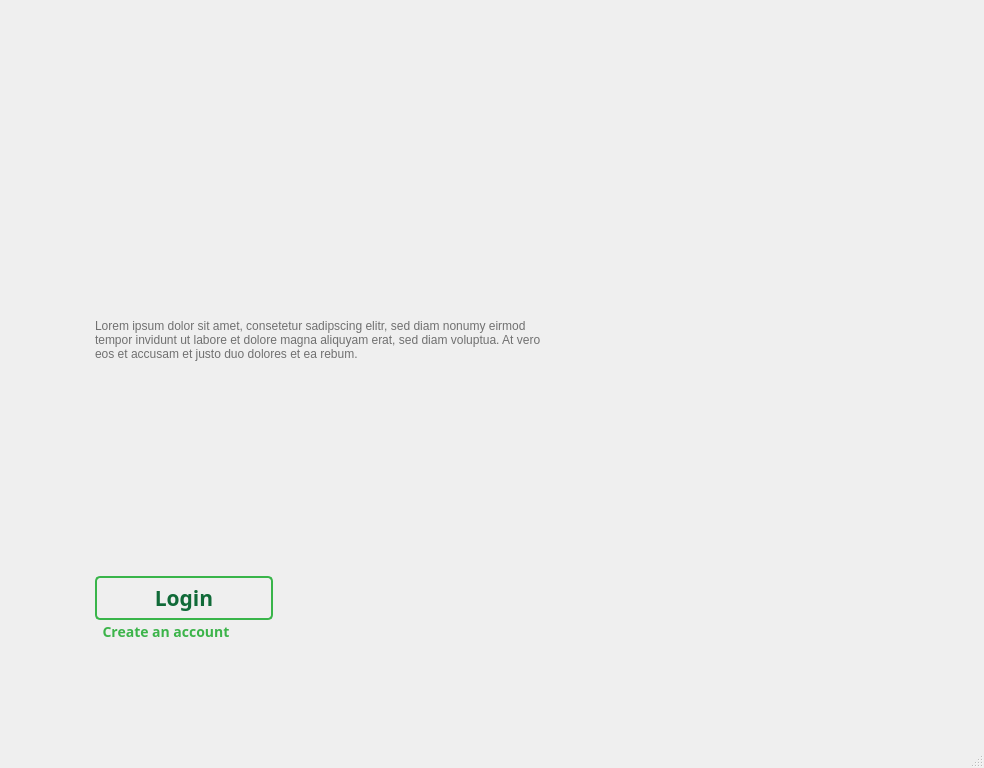
FinalYearProjectHNAY2021/PSLToUrdu, file Design/SplashScreen.ui: the form before one commit.
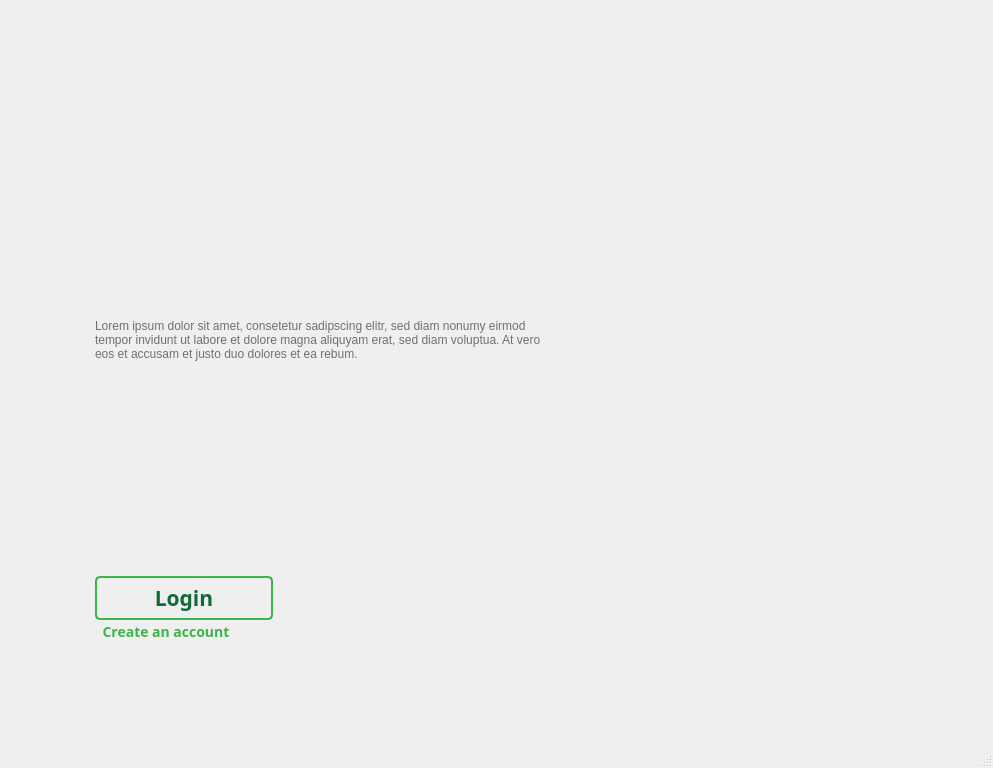
The form after the commit. Icons and pictures are not drawn.

What changed in the file:
```diff
--- a/Design/SplashScreen.ui
+++ b/Design/SplashScreen.ui
@@ -6,10 +6,16 @@
    <rect>
     <x>0</x>
     <y>0</y>
-    <width>984</width>
+    <width>993</width>
     <height>768</height>
    </rect>
   </property>
+  <property name="sizePolicy">
+   <sizepolicy hsizetype="Expanding" vsizetype="Expanding">
+    <horstretch>0</horstretch>
+    <verstretch>0</verstretch>
+   </sizepolicy>
+  </property>
   <property name="windowTitle">
    <string>MainWindow</string>
   </property>
```
Left out of the diff: 2 changed lines with no effect on the pictures.
